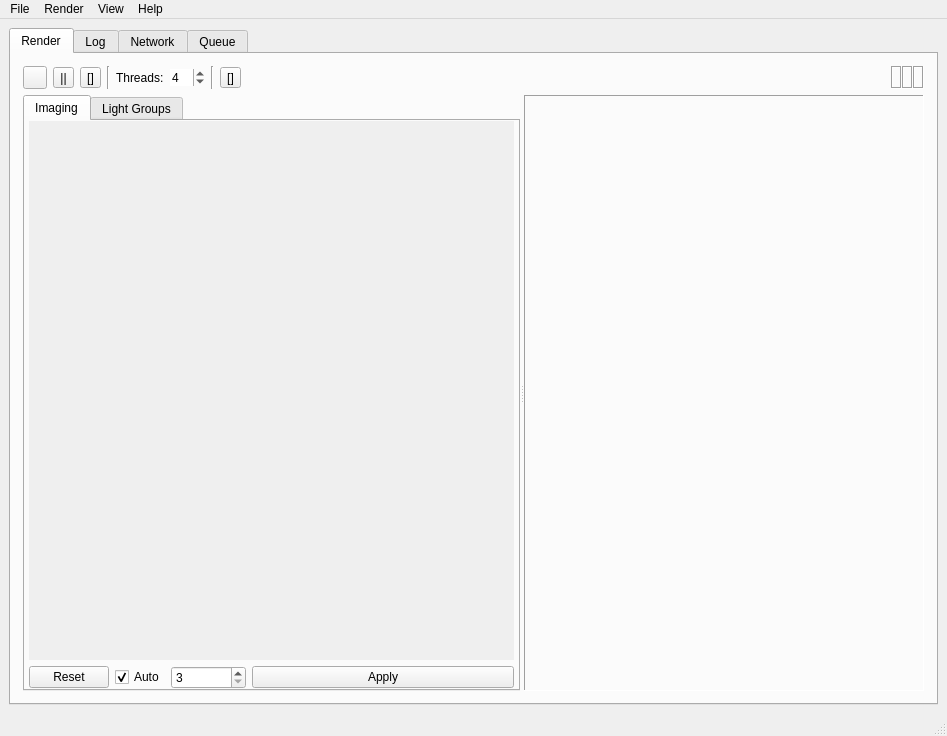
Before: the Qt Designer form qtgui/luxrender.ui in sungsoo/luxrender-lux, drawn with Qt 5.
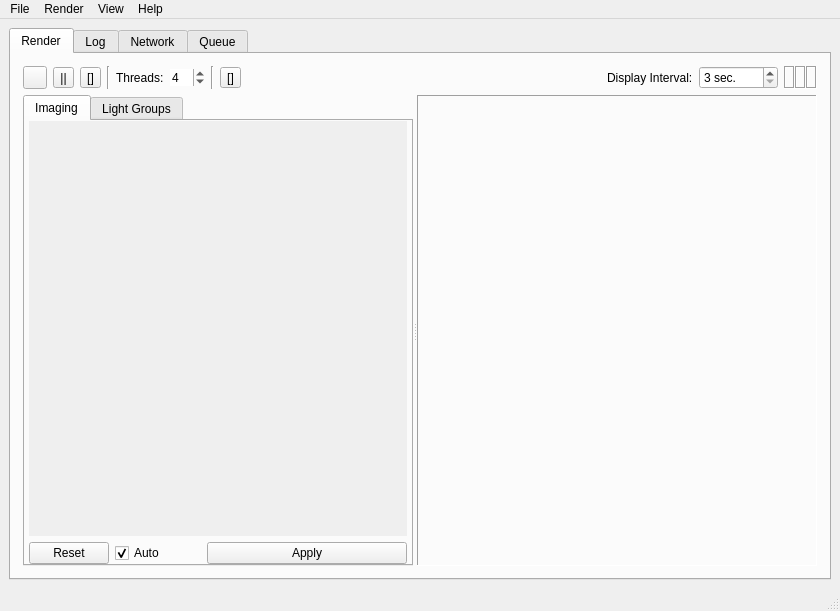
After: the same form once the commit is applied. Icons and pictures are not drawn.

Commit message: Move display interval to above the renderview and add descritive label + ".sec" postfix

```diff
--- a/qtgui/luxrender.ui
+++ b/qtgui/luxrender.ui
@@ -6,8 +6,8 @@
    <rect>
     <x>0</x>
     <y>0</y>
-    <width>947</width>
-    <height>736</height>
+    <width>840</width>
+    <height>611</height>
    </rect>
   </property>
   <property name="windowTitle">
@@ -169,7 +169,7 @@
           </item>
          </layout>
         </item>
-        <item row="1" column="0" colspan="4">
+        <item row="1" column="0" colspan="6">
          <widget class="QSplitter" name="splitter">
           <property name="enabled">
            <bool>true</bool>
@@ -282,37 +282,6 @@
                </property>
               </widget>
              </item>
-             <item row="1" column="2">
-              <widget class="QSpinBox" name="spinBox_overrideDisplayInterval">
-               <property name="sizePolicy">
-                <sizepolicy hsizetype="Fixed" vsizetype="Fixed">
-                 <horstretch>0</horstretch>
-                 <verstretch>0</verstretch>
-                </sizepolicy>
-               </property>
-               <property name="minimumSize">
-                <size>
-                 <width>75</width>
-                 <height>0</height>
-                </size>
-               </property>
-               <property name="toolTip">
-                <string>Override display interval (seconds)</string>
-               </property>
-               <property name="minimum">
-                <number>3</number>
-               </property>
-               <property name="maximum">
-                <number>3600</number>
-               </property>
-               <property name="singleStep">
-                <number>10</number>
-               </property>
-               <property name="value">
-                <number>3</number>
-               </property>
-              </widget>
-             </item>
              <item row="1" column="3">
               <widget class="QPushButton" name="button_imagingApply">
                <property name="enabled">
@@ -326,7 +295,7 @@
                </property>
                <property name="minimumSize">
                 <size>
-                 <width>100</width>
+                 <width>200</width>
                  <height>0</height>
                 </size>
                </property>
@@ -351,8 +320,8 @@
                  <rect>
                   <x>0</x>
                   <y>0</y>
-                  <width>468</width>
-                  <height>512</height>
+                  <width>362</width>
+                  <height>392</height>
                  </rect>
                 </property>
                 <property name="sizePolicy">
@@ -376,6 +345,19 @@
                </widget>
               </widget>
              </item>
+             <item row="1" column="2">
+              <spacer name="horizontalSpacer">
+               <property name="orientation">
+                <enum>Qt::Horizontal</enum>
+               </property>
+               <property name="sizeHint" stdset="0">
+                <size>
+                 <width>40</width>
+                 <height>20</height>
+                </size>
+               </property>
+              </spacer>
+             </item>
             </layout>
            </widget>
            <widget class="QWidget" name="tab_lightGroups">
@@ -476,7 +458,7 @@
           </widget>
          </widget>
         </item>
-        <item row="0" column="3">
+        <item row="0" column="5">
          <layout class="QHBoxLayout" name="horizontalLayout_5" stretch="0,0,0">
           <property name="spacing">
            <number>0</number>
@@ -565,6 +547,50 @@
           </property>
          </spacer>
         </item>
+        <item row="0" column="4">
+         <widget class="QSpinBox" name="spinBox_overrideDisplayInterval">
+          <property name="sizePolicy">
+           <sizepolicy hsizetype="Fixed" vsizetype="Fixed">
+            <horstretch>0</horstretch>
+            <verstretch>0</verstretch>
+           </sizepolicy>
+          </property>
+          <property name="minimumSize">
+           <size>
+            <width>75</width>
+            <height>0</height>
+           </size>
+          </property>
+          <property name="toolTip">
+           <string>Override display interval (seconds)</string>
+          </property>
+          <property name="suffix">
+           <string> sec.</string>
+          </property>
+          <property name="prefix">
+           <string/>
+          </property>
+          <property name="minimum">
+           <number>3</number>
+          </property>
+          <property name="maximum">
+           <number>3600</number>
+          </property>
+          <property name="singleStep">
+           <number>10</number>
+          </property>
+          <property name="value">
+           <number>3</number>
+          </property>
+         </widget>
+        </item>
+        <item row="0" column="3">
+         <widget class="QLabel" name="label">
+          <property name="text">
+           <string>Display Interval:</string>
+          </property>
+         </widget>
+        </item>
        </layout>
       </widget>
       <widget class="QWidget" name="tab_log">
@@ -944,7 +970,7 @@
     <rect>
      <x>0</x>
      <y>0</y>
-     <width>947</width>
+     <width>840</width>
      <height>22</height>
     </rect>
    </property>
```
Left out of the diff: 4 changed lines with no effect on the pictures.
